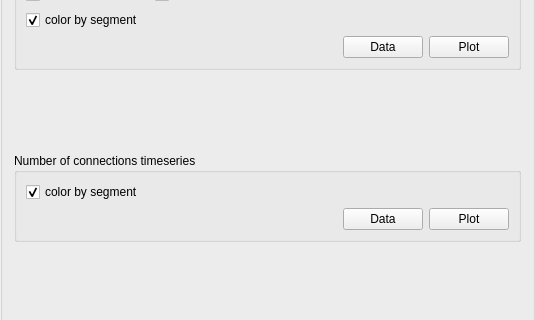
Before: the Qt Designer form ui/md_statistics.ui in maltesie/bridge2, drawn with Qt 5; both pictures show x 0 to 535 and y 90 to 410 of the 535 by 520 pixel window.
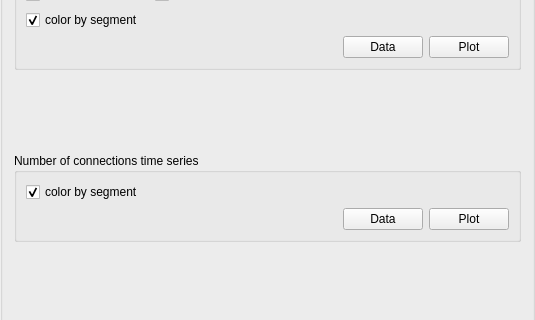
After: the same form once the commit is applied.

Commit message: consistent labels

Patch:
```diff
--- a/ui/md_statistics.ui
+++ b/ui/md_statistics.ui
@@ -288,7 +288,7 @@
    <item>
     <widget class="QGroupBox" name="groupBox_nb_connections">
      <property name="title">
-      <string>Number of connections timeseries</string>
+      <string>Number of connections time series</string>
      </property>
      <layout class="QVBoxLayout" name="verticalLayout_3">
       <item>
```
The commit also changes 4 other files.
